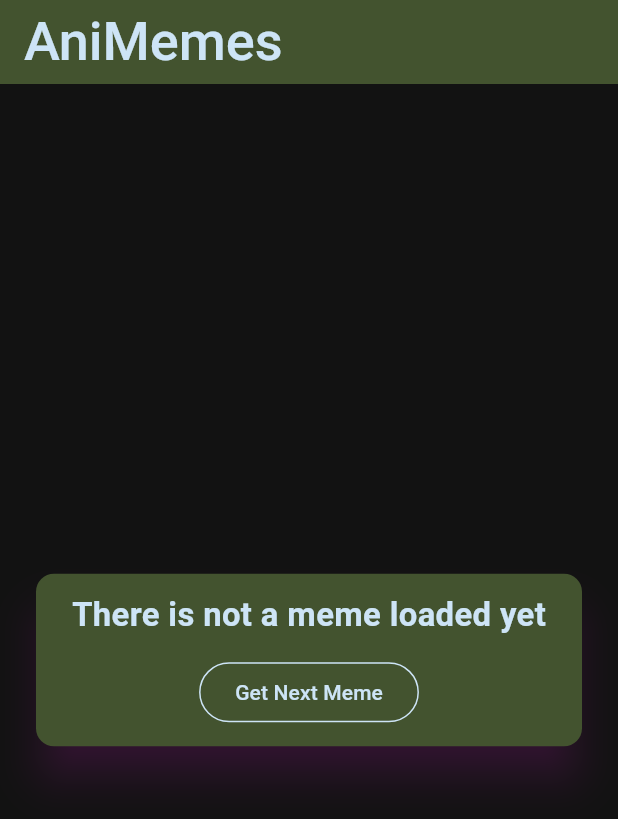
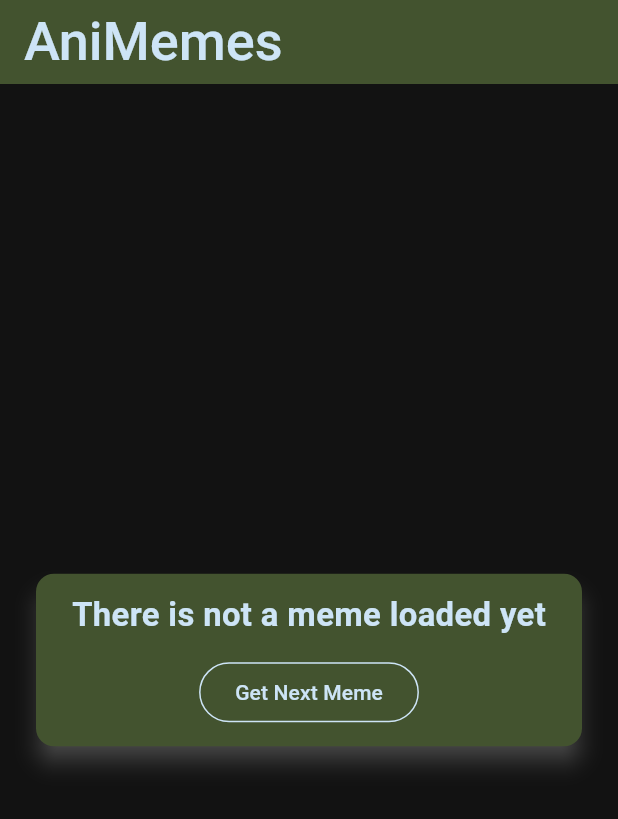
Before and after one commit to kwe92/Anime-Meme-Generator, a Flutter app: the screen it shows after launch, on a phone screen of 412 x 824 dp. Shown: the top 819 px of the screen. Run offline on Flutter 3.47's test engine with Material 2 defaults, Android fonts, the phone set to English and light mode, and no system bars; our stand-ins replace gap, get_it.

Commit message:
update: clean up app theme instatiation

```diff
--- a/lib/app/themes/app_theme.dart
+++ b/lib/app/themes/app_theme.dart
@@ -1,43 +1,54 @@
 import 'package:anime_meme_generator/app/themes/styles/colors.dart';
+import 'package:anime_meme_generator/app/themes/styles/text_styles.dart';
 import 'package:flutter/material.dart';
 
 // TODO: style snackbar
 
-// Re
-
+/// Theme for the entire app.
 final ThemeData appTheme = ThemeData(
   useMaterial3: true,
-  colorScheme: darkScheme,
-  textTheme: const TextTheme(
+  colorScheme: _darkScheme,
+  textTheme: _textTheme,
+  appBarTheme: _appBarTheme,
+  cardTheme: _cardTheme,
+  outlinedButtonTheme: _outlinedButtonThemeData,
+);
+
+const _darkScheme = ColorScheme.dark(
+  onSurface: AppColors.green0,
+  onBackground: AppColors.lightBlue0,
+);
+
+final _textTheme = TextTheme(
+  // affects AppBar title
   titleLarge: TextStyle(
+    foreground: Paint()..color = AppColors.lightBlue0,
     fontSize: 36,
     fontWeight: FontWeight.w500,
-      ), // AppBar title
-      bodyMedium: TextStyle(
-        fontSize: 24,
-        fontWeight: FontWeight.w600,
-      )),
-  appBarTheme: const AppBarTheme(
+  ),
+  bodyMedium: baseTextStyle,
+);
+
+const _appBarTheme = AppBarTheme(
   backgroundColor: AppColors.green0,
-  ),
-  cardTheme: const CardTheme(
+);
+
+const _cardTheme = CardTheme(
   color: AppColors.green0,
-    shadowColor: Color(0xFF8f2589),
-    elevation: 12,
-  ),
-  outlinedButtonTheme: OutlinedButtonThemeData(
+  shadowColor: AppColors.grey1,
+  elevation: 6,
+);
+
+final _outlinedButtonThemeData = OutlinedButtonThemeData(
   style: ButtonStyle(
     foregroundColor: _resolver<Color>(
       (states) => AppColors.lightBlue0,
     ),
+    overlayColor: _resolver(
+      (states) => AppColors.grey0,
     ),
   ),
 );
 
-const darkScheme = ColorScheme.dark(
-  onSurface: AppColors.lightBlue0,
-  onBackground: AppColors.lightBlue0,
-);
-
-// parameterized type to shorten resolver
-MaterialStateProperty<T?>? _resolver<T>(T Function(Set<MaterialState>) func) => MaterialStateProperty.resolveWith(func);
+/// parameterized utility function to shorten calls to MaterialStateProperty.
+MaterialStateProperty<T?>? _resolver<T>(T Function(Set<MaterialState> states) func) => MaterialStateProperty.resolveWith(func);
```
Lines whose indentation alone changed are shown as unchanged.
